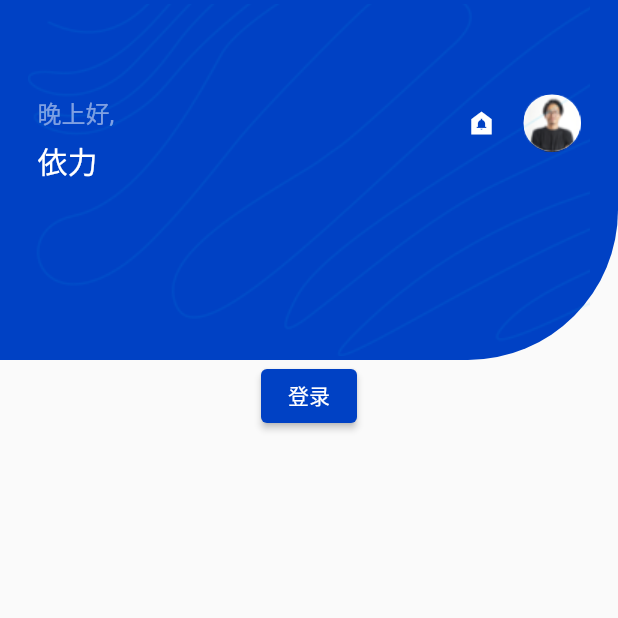
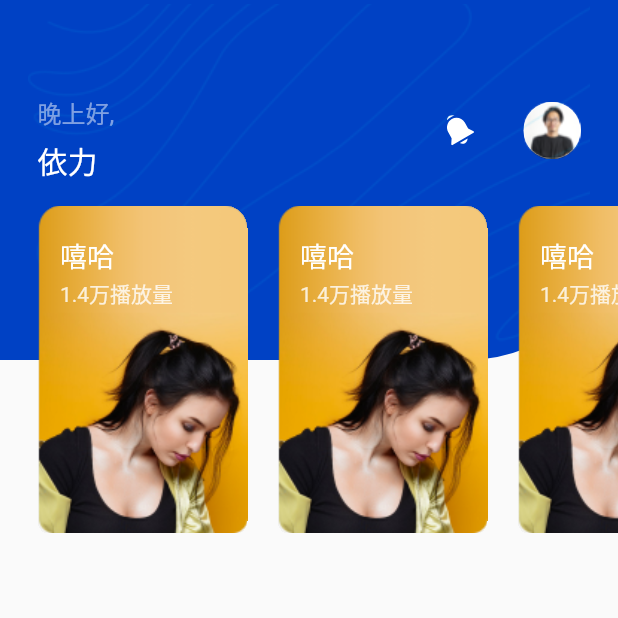
Before and after one commit to suzhongde/yili-music-app, a Flutter app: the screen it shows after launch, on a phone screen of 412 x 824 dp, the top half of it. Run offline on Flutter 3.47's test engine with Material 2 defaults, Android fonts, the phone set to English and light mode, and no system bars; our stand-ins replace flutter_svg.

Commit message:
day21: 完成category banner 和 category card 组件

```diff
--- a/lib/main.dart
+++ b/lib/main.dart
@@ -1,15 +1,13 @@
 import 'package:flutter/material.dart';
-import 'package:yili_music_app/pages/home.dart';
-import 'package:yili_music_app/pages/login.dart';
+import 'package:yili_music_app/pages/home/home_page.dart';
+import 'package:yili_music_app/pages/login/login_page.dart';
 import 'package:yili_music_app/theme.dart';
-
 
 void main() {
   runApp(const YuanLiMusic());
 }
 
 class YuanLiMusic extends StatelessWidget {
-
   const YuanLiMusic({Key? key}) : super(key: key);
 
   @override
@@ -17,14 +15,11 @@ class YuanLiMusic extends StatelessWidget {
     return MaterialApp(
       title: '猿力音乐',
       debugShowCheckedModeBanner: false,
-      theme: ThemeData(
-          primarySwatch: primary,
-          tabBarTheme: tabBarTheme
-      ),
+      theme: ThemeData(primarySwatch: primary, tabBarTheme: tabBarTheme),
       initialRoute: '/',
       routes: {
-        '/': (context) => const Home(),
-        '/login': (context) => const Login()
+        '/': (context) => const HomePage(),
+        '/login': (context) => const LoginPage()
       },
     );
   }
--- a/lib/pages/home.dart
+++ /dev/null
@@ -1,21 +0,0 @@
-import 'package:flutter/material.dart';
-
-import '../widget/header.dart';
-
-class Home extends StatelessWidget {
-  const Home({Key? key}) : super(key: key);
-
-  @override
-  Widget build(BuildContext context) {
-    return Scaffold(
-        body: Column(
-          children: <Widget>[
-            Header(),
-            ElevatedButton(onPressed: () {
-              Navigator.pushNamed(context, '/login');
-            }, child: Text("登录"),)
-          ],
-        )
-    );
-  }
-}
--- /dev/null
+++ b/lib/pages/home/category_banner.dart
@@ -0,0 +1,34 @@
+import 'package:flutter/material.dart';
+
+import 'category_card.dart';
+
+class CategoryBanner extends StatelessWidget {
+  const CategoryBanner({Key? key}) : super(key: key);
+
+  @override
+  Widget build(BuildContext context) {
+    return SingleChildScrollView(
+      scrollDirection: Axis.horizontal,
+      padding: const EdgeInsets.only(left: 25),
+      child: Row(
+        children: <Widget>[
+          CategoryCard(
+              title: '嘻哈',
+              description: '1.4万播放量',
+              image: 'assets/images/banner.png',
+              onPress: () {}),
+          CategoryCard(
+              title: '嘻哈',
+              description: '1.4万播放量',
+              image: 'assets/images/banner.png',
+              onPress: () {}),
+          CategoryCard(
+              title: '嘻哈',
+              description: '1.4万播放量',
+              image: 'assets/images/banner.png',
+              onPress: () {})
+        ],
+      ),
+    );
+  }
+}
--- /dev/null
+++ b/lib/pages/home/category_card.dart
@@ -0,0 +1,58 @@
+import 'package:flutter/material.dart';
+
+class CategoryCard extends StatelessWidget {
+  const CategoryCard(
+      {Key? key,
+      required this.title,
+      required this.description,
+      required this.image,
+      required this.onPress})
+      : super(key: key);
+  final String title, description, image;
+  final VoidCallback onPress;
+
+  @override
+  Widget build(BuildContext context) {
+    return Container(
+      width: 140,
+      height: 220,
+      clipBehavior: Clip.hardEdge,
+      decoration: const BoxDecoration(
+          borderRadius: BorderRadius.only(
+              topLeft: Radius.circular(15),
+              topRight: Radius.circular(15),
+              bottomLeft: Radius.circular(10),
+              bottomRight: Radius.circular(10))),
+      margin: const EdgeInsets.only(right: 20),
+      child: GestureDetector(
+        onTap: onPress,
+        child: Stack(
+          children: <Widget>[
+            Image.asset(image),
+            Positioned(
+              left: 15,
+              top: 20,
+              child: Column(
+                crossAxisAlignment: CrossAxisAlignment.start,
+                children: <Widget>[
+                  Text(
+                    title,
+                    style: const TextStyle(
+                        color: Colors.white, fontSize: 18, height: 1.5),
+                  ),
+                  Text(
+                    description,
+                    style: TextStyle(
+                        color: Colors.white.withOpacity(0.8),
+                        fontSize: 14,
+                        height: 1.5),
+                  )
+                ],
+              ),
+            )
+          ],
+        ),
+      ),
+    );
+  }
+}
--- /dev/null
+++ b/lib/pages/home/header.dart
@@ -0,0 +1,27 @@
+import 'package:flutter/material.dart';
+import 'package:yili_music_app/pages/home/category_banner.dart';
+import 'package:yili_music_app/pages/home/notification_area.dart';
+
+class Header extends StatelessWidget {
+  const Header({Key? key}) : super(key: key);
+
+  @override
+  Widget build(BuildContext context) {
+    Size screenSize = MediaQuery.of(context).size;
+    return SizedBox(
+      width: screenSize.width,
+      height: 357,
+      child: Stack(children: <Widget>[
+        NotificationArea(screenSize: screenSize),
+        Column(
+          children: const <Widget>[
+            SizedBox(
+              height: 137,
+            ),
+            CategoryBanner()
+          ],
+        )
+      ]),
+    );
+  }
+}
--- /dev/null
+++ b/lib/pages/home/home_page.dart
@@ -0,0 +1,15 @@
+import 'package:flutter/material.dart';
+
+import 'package:yili_music_app/pages/home/header.dart';
+
+class HomePage extends StatelessWidget {
+  const HomePage({Key? key}) : super(key: key);
+
+  @override
+  Widget build(BuildContext context) {
+    return Scaffold(
+        body: Column(
+          children: const <Widget>[Header()],
+        ));
+  }
+}
--- a/lib/widget/header.dart
+++ b/lib/pages/home/notification_area.dart
@@ -1,14 +1,18 @@
 import 'package:flutter/material.dart';
+import 'package:flutter_svg/flutter_svg.dart';
 
-import '../theme.dart';
+import '../../theme.dart';
 
-class Header extends StatelessWidget {
-  const Header({Key? key}) : super(key: key);
+class NotificationArea extends StatelessWidget {
+  const NotificationArea({
+    Key? key,
+    required this.screenSize,
+  }) : super(key: key);
 
+  final Size screenSize;
 
   @override
   Widget build(BuildContext context) {
-    Size screenSize = MediaQuery.of(context).size;
     return Stack(
       children: <Widget>[
         Container(
@@ -39,35 +43,40 @@ class Header extends StatelessWidget {
                                 fontSize: 16,
                               ),
                             ),
-                            SizedBox(height: 5,),
-                            Text("依力", style: TextStyle(
-                                fontSize: 20,
-                                color: Colors.white,
-                                fontWeight: FontWeight.w500
-                            ),)
+                            SizedBox(
+                              height: 5,
+                            ),
+                            Text(
+                              "依力",
+                              style: TextStyle(
+                                  fontSize: 20,
+                                  color: Colors.white,
+                                  fontWeight: FontWeight.w500),
+                            )
                           ],
                         ),
                         const Spacer(),
                         Row(
                           crossAxisAlignment: CrossAxisAlignment.center,
                           children: <Widget>[
-                            Icon(
-                              Icons.doorbell_sharp,
-                              color: Colors.white,
-                              size: 20.0,
+                            IconButton(
+                                onPressed: () {},
+                                icon:
+                                SvgPicture.asset('assets/icons/bell.svg')),
+                            const SizedBox(
+                              width: 18,
                             ),
-                            const SizedBox(width: 18,),
                             Container(
                               width: 38,
                               height: 38,
                               decoration: BoxDecoration(
                                   color: Colors.white,
-                                  borderRadius: BorderRadius.circular(19)
-                              ),
+                                  borderRadius: BorderRadius.circular(19)),
                               child: Image(
                                   width: 38,
                                   height: 38,
-                                  image: const AssetImage('lib/assets/images/avatar.png')),
+                                  image: const AssetImage(
+                                      'assets/images/avatar.png')),
                             )
                           ],
                         )
@@ -79,7 +88,7 @@ class Header extends StatelessWidget {
             child: Image(
                 width: screenSize.width,
                 height: 240,
-                image: const AssetImage('lib/assets/images/bg.png')))
+                image: const AssetImage('assets/images/bg.png')))
       ],
     );
   }
--- a/lib/pages/login.dart
+++ b/lib/pages/login/login_page.dart
@@ -1,15 +1,15 @@
 import 'package:flutter/material.dart';
+import 'package:yili_music_app/pages/login/login_form.dart';
 import 'package:yili_music_app/theme.dart';
-import 'package:yili_music_app/widget/login_form.dart';
 
-class Login extends StatefulWidget {
-  const Login({Key? key}) : super(key: key);
+class LoginPage extends StatefulWidget {
+  const LoginPage({Key? key}) : super(key: key);
 
   @override
-  State createState() => _LoginState();
+  State createState() => _LoginPageState();
 }
 
-class _LoginState extends State<Login> with TickerProviderStateMixin {
+class _LoginPageState extends State<LoginPage> with TickerProviderStateMixin {
   late TabController _tabController;
 
   @override
@@ -30,27 +30,21 @@ class _LoginState extends State<Login> with TickerProviderStateMixin {
           decoration: const BoxDecoration(
               color: Colors.white,
               borderRadius: BorderRadius.only(
-                  topLeft: Radius.circular(15),
-                  topRight: Radius.circular(15)
-              )
-          ),
+                  topLeft: Radius.circular(15), topRight: Radius.circular(15))),
           child: Column(
             children: <Widget>[
               TabBar(
                   controller: _tabController,
-                  tabs: const <Widget>[
-                    Tab(text: "登录"),
-                    Tab(text: "注册")
-                  ]
-              ),
+                  tabs: const <Widget>[Tab(text: "登录"), Tab(text: "注册")]),
               Flexible(
                 flex: 1,
-                child:
-                TabBarView(
+                child: TabBarView(
                   controller: _tabController,
-                  children: const <Widget> [
+                  children: const <Widget>[
                     LoginForm(),
-                    Center(child: Text("注册"),)
+                    Center(
+                      child: Text("注册"),
+                    )
                   ],
                 ),
               )
@@ -61,6 +55,4 @@ class _LoginState extends State<Login> with TickerProviderStateMixin {
       ),
     );
   }
-
-
 }
--- a/pubspec.yaml
+++ b/pubspec.yaml
@@ -35,7 +35,7 @@ dependencies:
   # Use with the CupertinoIcons class for iOS style icons.
   cupertino_icons: ^1.0.2
   http: ^0.13.4
-　flutter_svg: ^0.12.1
+  flutter_svg: ^1.0.1
 
 
 dev_dependencies:
@@ -61,8 +61,8 @@ flutter:
   uses-material-design: true
 
   assets:
-    - lib/assets/images/bg.png
-    - lib/assets/images/avatar.png
+    - assets/images/
+    - assets/icons/
   # To add assets to your application, add an assets section, like this:
   # assets:
   #   - images/a_dot_burr.jpeg
```
Also changed, not shown: assets/icons/bell.svg (added), assets/images/avatar.png (renamed from lib/assets/images/avatar.png), assets/images/banner.png (added), assets/images/banner@2x.png (added), assets/images/bg.png (renamed from lib/assets/images/bg.png), lib/pages/login/login_form.dart (renamed from lib/widget/login_form.dart), pubspec.lock.
